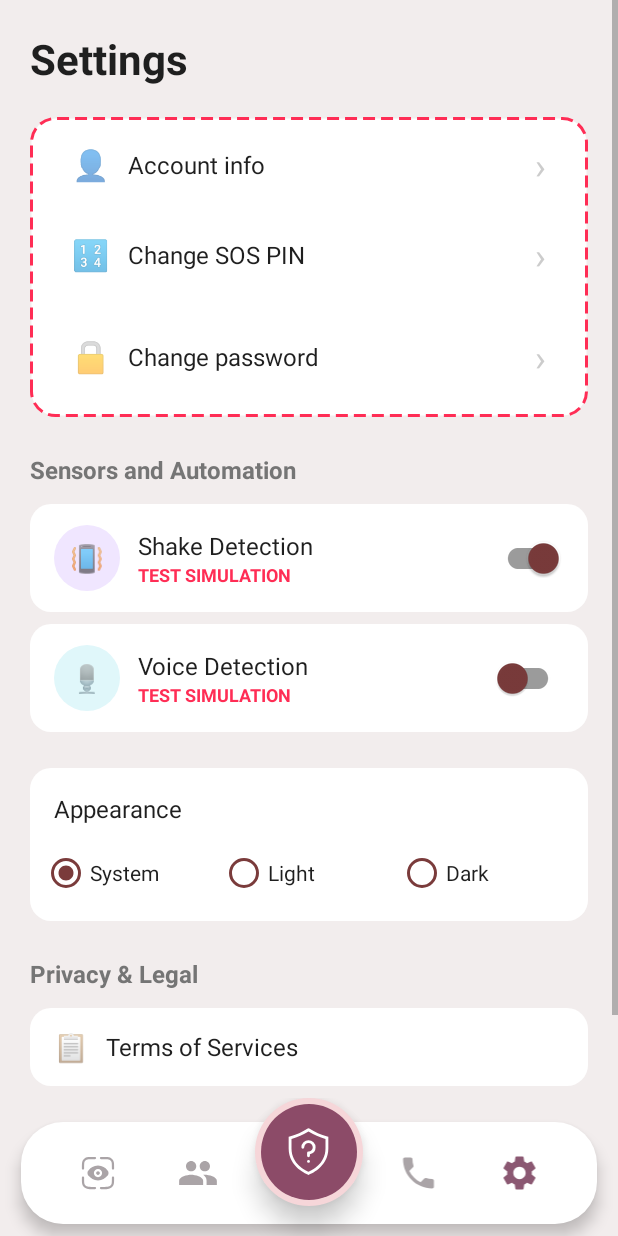
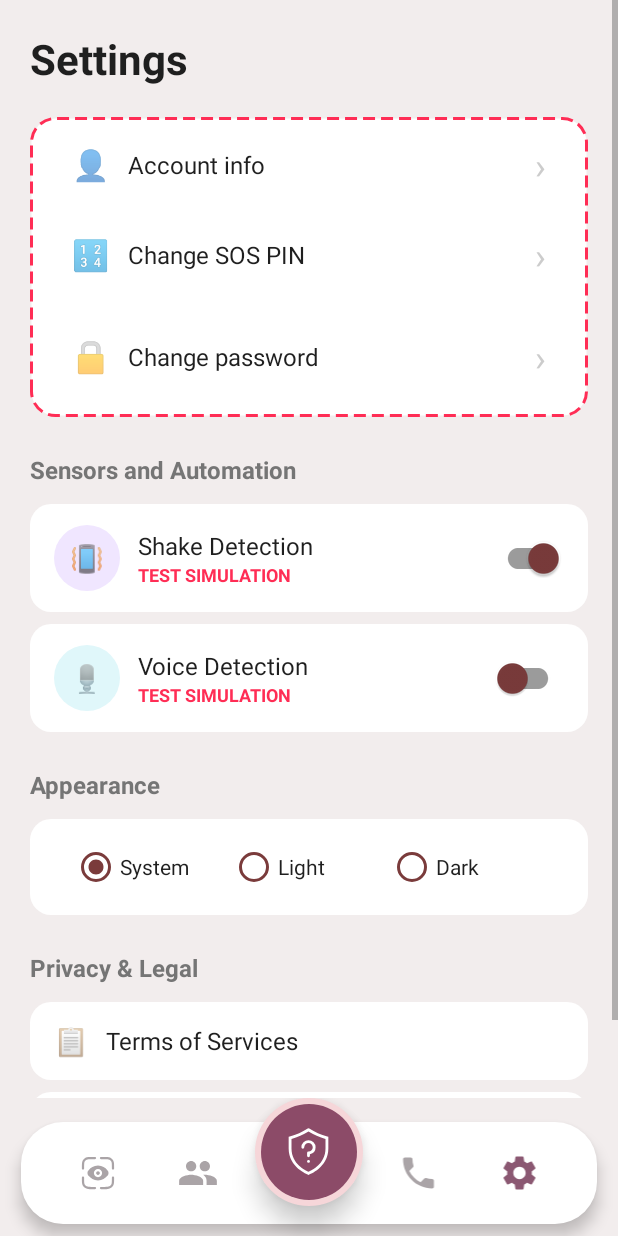
Before and after one commit to harsharma-me/ShaktiSetu, an Android app: the SettingsActivity screen opened directly, with no data from a screen before it, on a phone screen of 412 x 824 dp. Run offline under Robolectric (Android 15) with nearby library versions, the light colour scheme and no system bars; our stand-ins replace Firebase (no records; nobody signed in at launch, a user with empty details on screens opened directly).

Commit message:
Updated settings

```diff
--- a/app/src/main/res/layout/activity_settings.xml
+++ b/app/src/main/res/layout/activity_settings.xml
@@ -329,6 +329,14 @@
             </LinearLayout>
 
             <!-- Appearance -->
+            <TextView
+                android:layout_width="wrap_content"
+                android:layout_height="wrap_content"
+                android:text="Appearance"
+                android:textColor="@color/text_secondary"
+                android:textSize="16sp"
+                android:textStyle="bold"
+                android:layout_marginBottom="12dp" />
 
             <LinearLayout
                 android:layout_width="match_parent"
@@ -338,21 +346,14 @@
                 android:orientation="vertical"
                 android:padding="8dp">
 
-                <TextView
-                    android:layout_width="wrap_content"
-                    android:layout_height="wrap_content"
-                    android:layout_marginStart="8dp"
-                    android:layout_marginTop="8dp"
-                    android:layout_marginBottom="8dp"
-                    android:text="Appearance"
-                    android:textColor="@color/text_primary"
-                    android:textSize="16sp" />
-
                 <RadioGroup
                     android:id="@+id/rgTheme"
                     android:layout_width="match_parent"
                     android:layout_height="wrap_content"
-                    android:orientation="horizontal">
+                    android:orientation="horizontal"
+                    android:gravity="center"
+                    android:paddingLeft="20dp"
+                    android:paddingRight="20dp">
 
                     <RadioButton
                         android:id="@+id/rbSystem"
```
